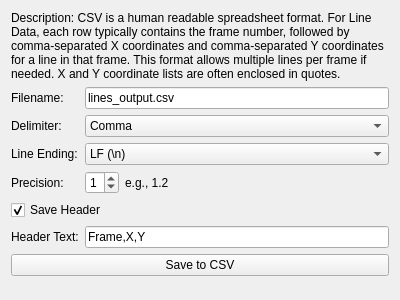
Qt form src/WhiskerToolbox/IO_Widgets/Lines/CSV/CSVLineSaver_Widget.ui (paulmthompson/WhiskerToolbox) before a commit.
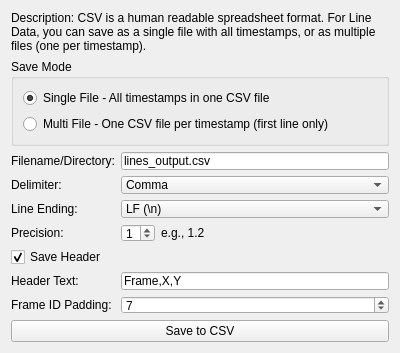
The same form after that commit.

Commit message: export lines as multi csv files

Diff of the .ui file:
```diff
--- a/src/WhiskerToolbox/IO_Widgets/Lines/CSV/CSVLineSaver_Widget.ui
+++ b/src/WhiskerToolbox/IO_Widgets/Lines/CSV/CSVLineSaver_Widget.ui
@@ -7,7 +7,7 @@
     <x>0</x>
     <y>0</y>
     <width>400</width>
-    <height>300</height>
+    <height>350</height>
    </rect>
   </property>
   <property name="windowTitle">
@@ -17,19 +17,45 @@
    <item>
     <widget class="QLabel" name="label_description">
      <property name="text">
-      <string>Description: CSV is a human readable spreadsheet format. For Line Data, each row typically contains the frame number, followed by comma-separated X coordinates and comma-separated Y coordinates for a line in that frame. This format allows multiple lines per frame if needed. X and Y coordinate lists are often enclosed in quotes.</string>
+      <string>Description: CSV is a human readable spreadsheet format. For Line Data, you can save as a single file with all timestamps, or as multiple files (one per timestamp).</string>
      </property>
      <property name="wordWrap">
       <bool>true</bool>
      </property>
     </widget>
    </item>
+   <item>
+    <widget class="QGroupBox" name="save_mode_groupbox">
+     <property name="title">
+      <string>Save Mode</string>
+     </property>
+     <layout class="QVBoxLayout" name="save_mode_layout">
+      <item>
+       <widget class="QRadioButton" name="single_file_radio">
+        <property name="text">
+         <string>Single File - All timestamps in one CSV file</string>
+        </property>
+        <property name="checked">
+         <bool>true</bool>
+        </property>
+       </widget>
+      </item>
+      <item>
+       <widget class="QRadioButton" name="multi_file_radio">
+        <property name="text">
+         <string>Multi File - One CSV file per timestamp (first line only)</string>
+        </property>
+       </widget>
+      </item>
+     </layout>
+    </widget>
+   </item>
    <item>
     <layout class="QGridLayout" name="gridLayout">
      <item row="0" column="0">
       <widget class="QLabel" name="label_filename">
        <property name="text">
-        <string>Filename:</string>
+        <string>Filename/Directory:</string>
        </property>
       </widget>
      </item>
@@ -155,6 +181,29 @@
        </property>
       </widget>
      </item>
+     <item row="6" column="0">
+      <widget class="QLabel" name="label_frame_padding">
+       <property name="text">
+        <string>Frame ID Padding:</string>
+       </property>
+      </widget>
+     </item>
+     <item row="6" column="1">
+      <widget class="QSpinBox" name="frame_padding_spinbox">
+       <property name="toolTip">
+        <string>Number of digits for frame number in filename (e.g., 7 for 0000001.csv). Only used for multi-file mode.</string>
+       </property>
+       <property name="minimum">
+        <number>1</number>
+       </property>
+       <property name="maximum">
+        <number>10</number>
+       </property>
+       <property name="value">
+        <number>7</number>
+       </property>
+      </widget>
+     </item>
     </layout>
    </item>
    <item>
```
The commit also changes 6 other files.
